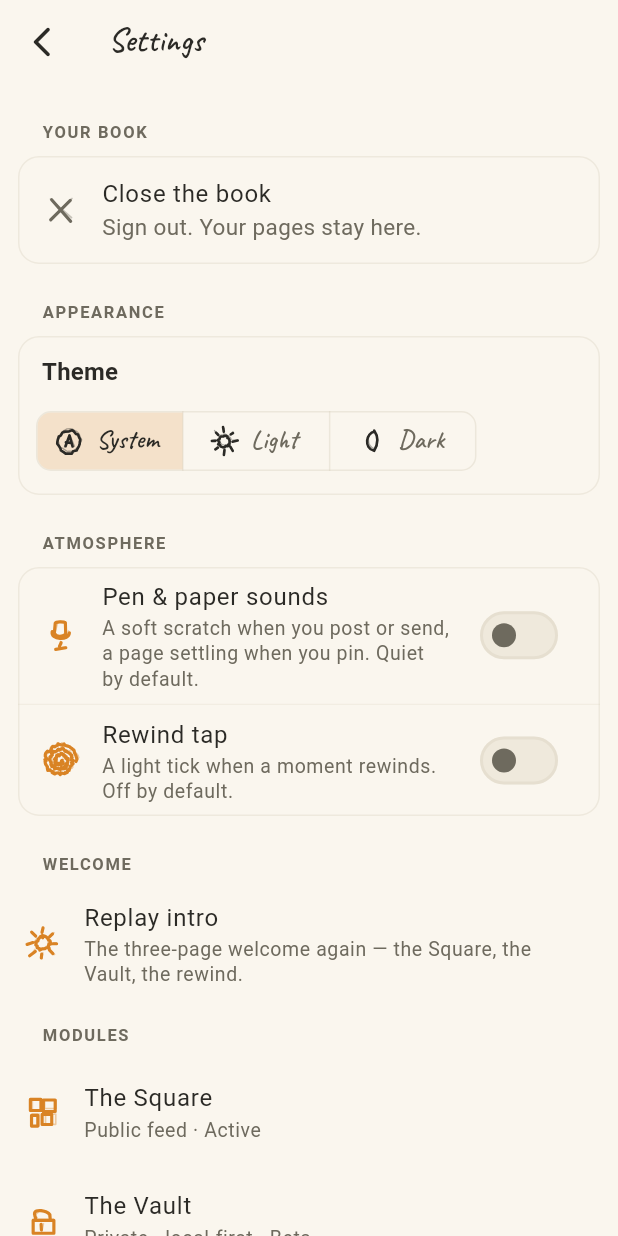
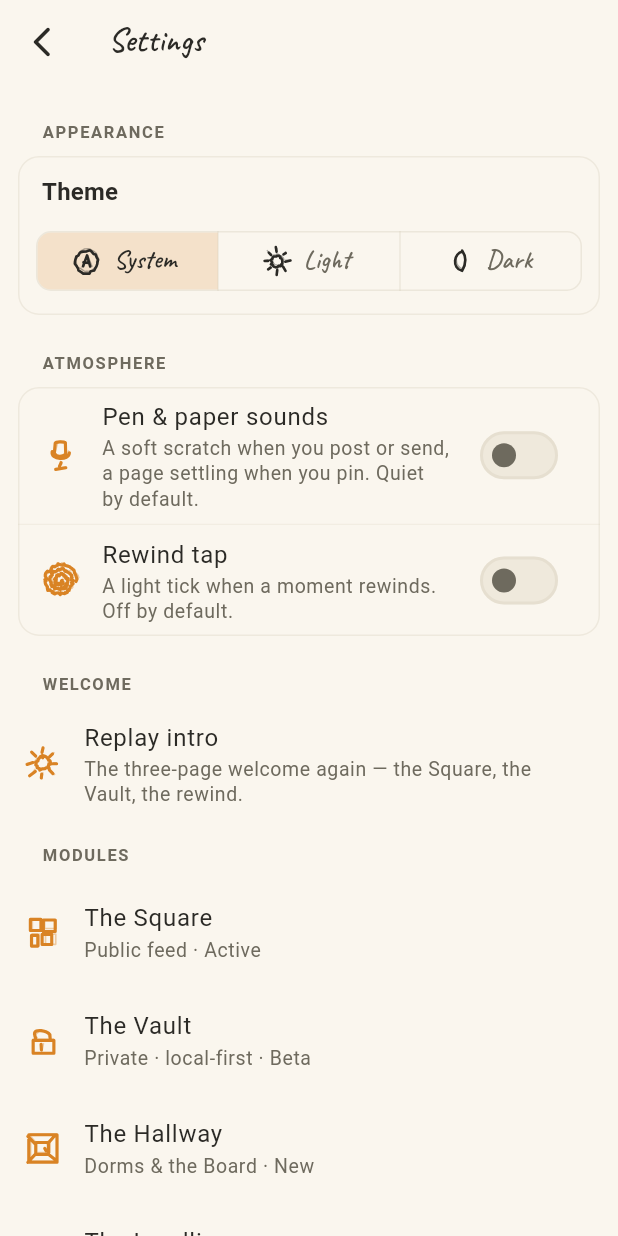
Before and after one commit to Delian21/echo-bay, a Flutter app: the SettingsPage screen opened directly with empty values, on a phone screen of 412 x 824 dp. Run offline on Flutter 3.47's test engine with Material 3 defaults, Android fonts, the phone set to English and light mode, and no system bars; our stand-ins replace audioplayers, drift, drift_flutter, equatable, flutter_local_notifications, flutter_secure_storage and 7 more; missing offline and left inert: blurhash_dart, dart:js_interop, record; accounts and stored records are empty; generated files the repository leaves out were written again.

Commit message:
Give Settings its card rows, its bottom clearance and a wall to reach
Profile joins the rest of the list as a card, Close the book moves to the
very bottom with a chalk sign-out glyph, and the theme selector fills its
card instead of floating at 80%. The scroll gains nav-height plus
compose-overhang padding, so Reduce motion and the last rows are never
hidden behind the bar.

The Keepsake wall gets a front door again in Modules, and the import and
export arrows are drawn rather than Material's.

🤖 Generated with Codebuff
Co-Authored-By: Codebuff <noreply@codebuff.com>

```diff
--- a/lib/features/settings/ui/settings_page.dart
+++ b/lib/features/settings/ui/settings_page.dart
@@ -19,6 +19,9 @@ import '../../../core/theme/app_theme.dart';
 import '../../../core/prompt/prompt_repository.dart';
 import '../../../core/theme/theme_controller.dart';
 import '../../../injection.dart';
+import '../../keepsake/domain/repositories/keepsake_repository.dart';
+import '../../keepsake/ui/keepsake_board_page.dart';
+import '../../square/ui/fab_bottom_bar.dart' show FabBottomBar;
 import 'daily_square_settings_card.dart';
 
 /// Settings — read/writes the [ThemeController] registered in get_it.
@@ -78,11 +81,23 @@ class SettingsPage extends StatelessWidget {
         centerTitle: false,
       ),
       body: ListView(
-        padding: const EdgeInsets.symmetric(vertical: 8),
+        // Clear the floating bottom nav: its own height plus the compose
+        // button's overhang, on top of the device's safe area.
+        padding: EdgeInsets.only(
+          top: 8,
+          bottom: 8 +
+              MediaQuery.paddingOf(context).bottom +
+              FabBottomBar.barHeight +
+              FabBottomBar.fabOverhang,
+        ),
         children: [
           // -- account -------------------------------------------------------
           if (onOpenProfile != null)
-            _SettingsNavTile(
+            Padding(
+              padding: const EdgeInsets.fromLTRB(12, 0, 12, 8),
+              child: Card(
+                margin: EdgeInsets.zero,
+                child: _SettingsNavTile(
                   glyph: SketchGlyph(
                     kind: SketchIconKind.personGlyph,
                     color: theme.colorScheme.primary,
@@ -92,10 +107,8 @@ class SettingsPage extends StatelessWidget {
                   trailing: null,
                   onTap: onOpenProfile,
                 ),
-
-          // Close the book: signs out without deleting anything.
-          const _SectionHeader('Your book'),
-          const _CloseTheBookCard(),
+              ),
+            ),
 
           // -- install (web/Chrome only) ---------------------------------
           // The card only appears when Chrome's installability check has
@@ -236,6 +249,24 @@ class SettingsPage extends StatelessWidget {
             label: 'The Landline',
             subtitle: 'Voice & video · New',
           ),
+          // The wall's old Square-header button is gone; this is its
+          // front door now.
+          _SettingsNavTile(
+            glyph: SketchGlyph(
+              kind: SketchIconKind.photoFrame,
+              color: theme.colorScheme.primary,
+            ),
+            label: 'Keepsake wall',
+            subtitle: 'The squares and notes you\'ve pinned',
+            trailing: null,
+            onTap: () {
+              if (!sl.isRegistered<KeepsakeRepository>()) return;
+              KeepsakeBoardPage.show(
+                context,
+                repository: sl<KeepsakeRepository>(),
+              );
+            },
+          ),
 
           // -- your data ---------------------------------------------------
           const _SectionHeader('Your data'),
@@ -277,7 +308,11 @@ class SettingsPage extends StatelessWidget {
                 'The design is original — drawn for Echo Bay, not borrowed.',
             trailing: null,
           ),
-          const SizedBox(height: 24),
+
+          // -- account, signed off at the very bottom --------------------
+          // Close the book: signs out without deleting anything.
+          const _SectionHeader('Your book'),
+          const _CloseTheBookCard(),
         ],
       ),
     );
@@ -340,9 +375,15 @@ class _CloseTheBookCard extends StatelessWidget {
       child: Card(
         margin: EdgeInsets.zero,
         child: ListTile(
-          leading: SketchGlyph(
-            kind: SketchIconKind.closeX,
+          // Chalk, like the rest of the settings chrome: a door ajar with
+          // the pen arrow leaving through it.
+          leading: SketchIcon(
+            kind: SketchIconKind.signOut,
+            size: 22,
+            seed: 37,
             color: theme.colorScheme.onSurfaceVariant,
+            // The tile's text names the action; the glyph is decoration.
+            excludeFromSemantics: true,
           ),
           title: const Text('Close the book'),
           subtitle: const Text('Sign out. Your pages stay here.'),
@@ -561,7 +602,15 @@ class _BackupCard extends StatelessWidget {
                 'Every page — posts, messages, notes, the whole wall — as '
                 'one file.',
               ),
-              trailing: const Icon(Icons.download_rounded),
+              // Chalk arrows: the row's copy already names the action,
+              // so the glyph is decoration.
+              trailing: SketchIcon(
+                kind: SketchIconKind.download,
+                size: 20,
+                seed: 29,
+                color: theme.colorScheme.onSurfaceVariant,
+                excludeFromSemantics: true,
+              ),
               onTap: () => _export(context),
             ),
             const Divider(height: 1),
@@ -574,7 +623,13 @@ class _BackupCard extends StatelessWidget {
               subtitle: const Text(
                 'Bring a backup file back. Replaces what is here now.',
               ),
-              trailing: const Icon(Icons.upload_rounded),
+              trailing: SketchIcon(
+                kind: SketchIconKind.upload,
+                size: 20,
+                seed: 31,
+                color: theme.colorScheme.onSurfaceVariant,
+                excludeFromSemantics: true,
+              ),
               onTap: () => _import(context),
             ),
           ],
@@ -714,6 +769,9 @@ class _ThemeModeCard extends StatelessWidget {
                 child: Text('Theme', style: theme.textTheme.titleMedium),
               ),
               SegmentedButton<ThemeMode>(
+                // Fill the card: the three modes read as one control, not
+                // a small pill floating in the middle of a row.
+                expandedInsets: EdgeInsets.zero,
                 // Chalk glyphs (sun / crescent / circled-A) matching the
                 // rest of the chrome; Material icons when ink is off.
                 segments: [
```
Lines whose indentation alone changed are shown as unchanged.
